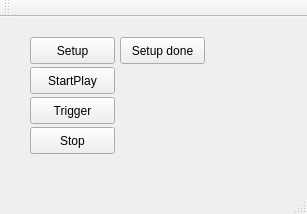
Before: the Qt Designer form Trigger1/mainwindow.ui in lonnekje/TennisPi, drawn with Qt 5.
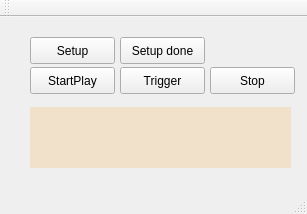
After: the same form once the commit is applied.

The edit to the form file:
```diff
--- a/Trigger1/mainwindow.ui
+++ b/Trigger1/mainwindow.ui
@@ -43,8 +43,8 @@
    <widget class="QPushButton" name="triggerButton">
     <property name="geometry">
      <rect>
-      <x>30</x>
-      <y>80</y>
+      <x>120</x>
+      <y>50</y>
       <width>85</width>
       <height>27</height>
      </rect>
@@ -56,8 +56,8 @@
    <widget class="QPushButton" name="stopButton">
     <property name="geometry">
      <rect>
-      <x>30</x>
-      <y>110</y>
+      <x>210</x>
+      <y>50</y>
       <width>85</width>
       <height>27</height>
      </rect>
@@ -69,12 +69,16 @@
    <widget class="QLabel" name="infoLabel">
     <property name="geometry">
      <rect>
-      <x>180</x>
-      <y>80</y>
-      <width>121</width>
-      <height>71</height>
+      <x>30</x>
+      <y>90</y>
+      <width>261</width>
+      <height>61</height>
      </rect>
     </property>
+    <property name="styleSheet">
+     <string notr="true">font: 12pt &quot;Ubuntu&quot;;
+background-color: rgb(242, 225, 202);</string>
+    </property>
     <property name="text">
      <string/>
     </property>
```
